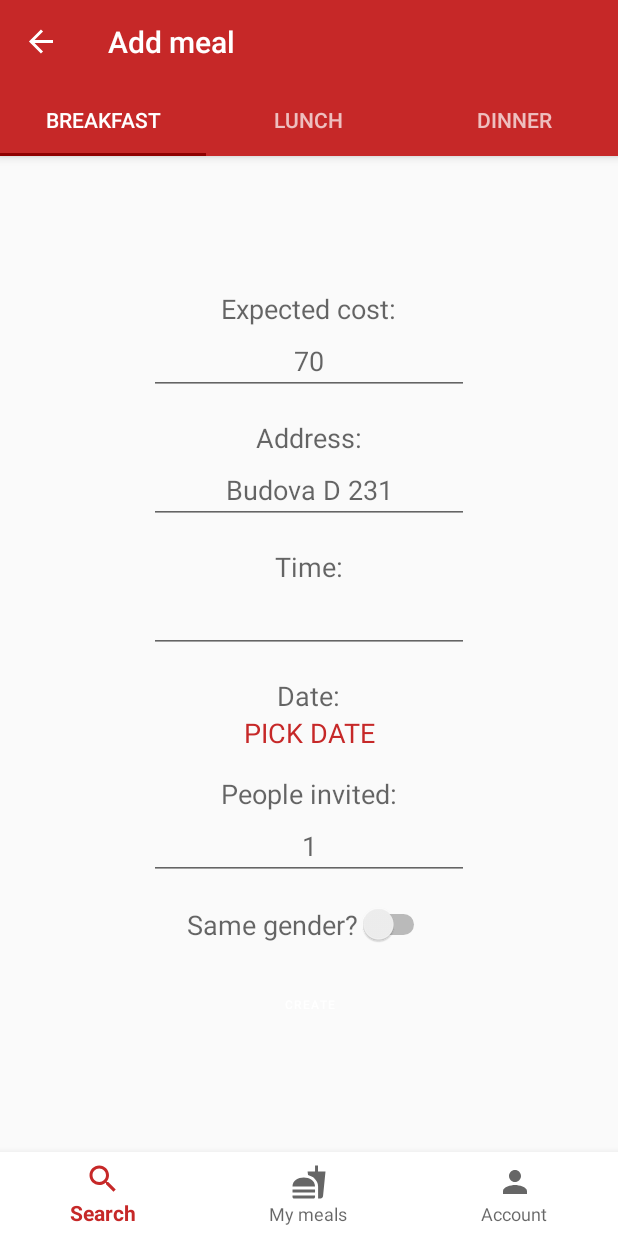
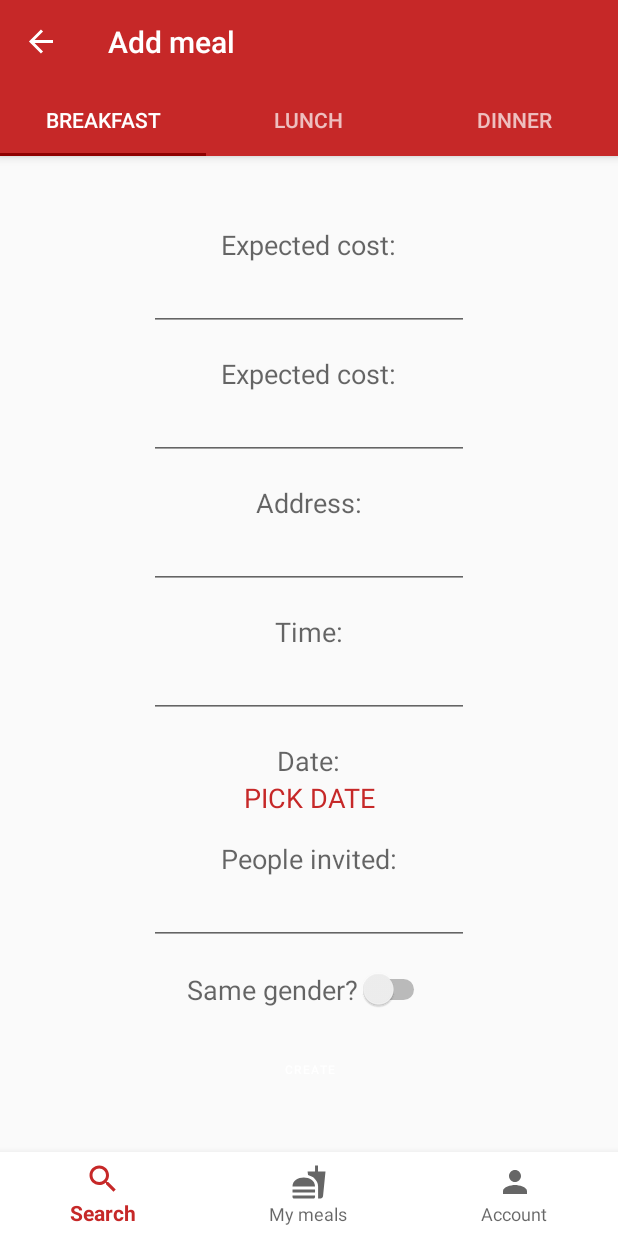
Before and after one commit to kari95/TAM, an Android app: the screen it shows after launch (MainActivity), after a tap on an icon or button, on a phone screen of 412 x 824 dp. Run offline under Robolectric (Android 15) with nearby library versions, the phone set to English and light mode, and no system bars; our stand-ins replace Firebase (no records; nobody signed in at launch, a user with empty details on screens opened directly), RxJava, data binding, navigation-ui; libraries missing offline, so code that uses them is left out: com.wdullaer.materialdatetimepicker; 1 statement that could not run was skipped.

Commit message:
TW db started

```diff
--- a/app/src/main/java/cz/vutbr/fit/meetmeal/activity/SplashActivity.kt
+++ b/app/src/main/java/cz/vutbr/fit/meetmeal/activity/SplashActivity.kt
@@ -10,10 +10,7 @@ class SplashActivity: AppCompatActivity() {
 
     super.onCreate(savedInstanceState);
 
-    // Start home activity
     startActivity(Intent(this, MainActivity::class.java))
-
-    // close splash activity
 
     finish();
   }
--- a/app/src/main/java/cz/vutbr/fit/meetmeal/fragment/AddMealFragment.kt
+++ b/app/src/main/java/cz/vutbr/fit/meetmeal/fragment/AddMealFragment.kt
@@ -1,16 +1,13 @@
 package cz.vutbr.fit.meetmeal.fragment
 
-import android.graphics.*
 import android.os.*
 import android.text.format.*
 import android.view.*
 import android.widget.*
-import androidx.appcompat.app.*
 import androidx.databinding.*
 import androidx.fragment.app.*
-import androidx.lifecycle.*
 import com.wdullaer.materialdatetimepicker.date.*
-import cz.vutbr.fit.meetmeal.R
+import cz.vutbr.fit.meetmeal.*
 import cz.vutbr.fit.meetmeal.databinding.*
 import cz.vutbr.fit.meetmeal.model.*
 import cz.vutbr.fit.meetmeal.viewmodel.*
@@ -23,11 +20,10 @@ class AddMealFragment: Fragment() {
 
   lateinit var binding: FragmentAddMealBinding
 
-  lateinit var viewModel: AddMealViewModel
+  var viewModel = AddMealViewModel()
 
   val newMeal: Meal? = null
   var mealTime = 0L
-
 
   override fun onCreateView(inflater: LayoutInflater, container: ViewGroup?,
     savedInstanceState: Bundle?): View? {
@@ -38,7 +34,6 @@ class AddMealFragment: Fragment() {
 
   override fun onActivityCreated(savedInstanceState: Bundle?) {
     super.onActivityCreated(savedInstanceState)
-    viewModel = ViewModelProviders.of(this).get(AddMealViewModel::class.java)
     binding.viewModel = viewModel
 
     addListeners()
@@ -74,6 +69,10 @@ class AddMealFragment: Fragment() {
       dialog.show(activity?.fragmentManager, MEAL_DATE)
       add_meal_date_edit_text.setTextColor(resources.getColor(R.color.colorSecondaryText))
     }
+
+    add_meal_save_button.setOnClickListener { _ ->
+      viewModel.onSaveClick()
+    }
   }
 
   private fun removeListeners() {
--- a/app/src/main/java/cz/vutbr/fit/meetmeal/model/Meal.kt
+++ b/app/src/main/java/cz/vutbr/fit/meetmeal/model/Meal.kt
@@ -12,7 +12,7 @@ class Meal(
   var user: User = User(),
   var peopleCount: Int = 0,
   var price: Int = 0,
-  var address: Address = Address()
+  var address: String = ""
 ): Parcelable {
   val formatedTime: String
     get() {
--- a/app/src/main/res/layout/fragment_add_meal.xml
+++ b/app/src/main/res/layout/fragment_add_meal.xml
@@ -4,6 +4,8 @@
   >
   <data>
     <import type="android.view.View"/>
+
+    <import type="cz.vutbr.fit.meetmeal.utils.Converter"/>
     <variable
       name="viewModel"
       type="cz.vutbr.fit.meetmeal.viewmodel.AddMealViewModel"
@@ -22,6 +24,24 @@
       >
       <TextView
         style="@style/TextAppearance.AppCompat.Medium"
+        android:layout_width="wrap_content"
+        android:layout_height="wrap_content"
+        android:layout_marginTop="@dimen/margin_normal"
+        android:layout_gravity="center"
+        android:text="@string/add_meal_cost"
+        />
+      <EditText
+        style="@style/TextAppearance.AppCompat.Medium"
+        android:id="@+id/add_meal_name_edit_text"
+        android:layout_width="wrap_content"
+        android:layout_height="wrap_content"
+        android:layout_gravity="center"
+        android:text="@={viewModel.name}"
+        android:textAlignment="center"
+        android:ems="10"
+        />
+      <TextView
+        style="@style/TextAppearance.AppCompat.Medium"
         android:id="@+id/textLoad"
         android:layout_width="wrap_content"
         android:layout_height="wrap_content"
@@ -35,7 +55,7 @@
         android:layout_width="wrap_content"
         android:layout_height="wrap_content"
         android:layout_gravity="center"
-        android:text="70"
+        android:text="@={Converter.intToString(viewModel.price != null ? viewModel.price : 0)}"
         android:inputType="numberDecimal"
         android:textAlignment="center"
         android:ems="10"
@@ -56,7 +76,7 @@
         android:layout_width="wrap_content"
         android:layout_height="wrap_content"
         android:layout_gravity="center"
-        android:text="Budova D 231"
+        android:text="@={viewModel.address}"
         android:inputType="textPersonName"
         android:textAlignment="center"
         android:ems="10"
@@ -118,7 +138,7 @@
         android:layout_width="wrap_content"
         android:layout_height="wrap_content"
         android:layout_gravity="center"
-        android:text="1"
+        android:text="@={Converter.intToString(viewModel.peopleCount)}"
         android:inputType="numberDecimal"
         android:textAlignment="center"
         android:ems="10"
@@ -136,7 +156,7 @@
 
       <Button
         style="@style/Widget.MaterialComponents.Button"
-        android:id="@+id/add"
+        android:id="@+id/add_meal_save_button"
         android:layout_width="match_parent"
         android:layout_height="wrap_content"
         android:layout_marginTop="@dimen/margin_normal"
```
Also changed, not shown: app/src/main/java/cz/vutbr/fit/meetmeal/model/Address.kt (deleted, +0 -7 lines), app/src/main/java/cz/vutbr/fit/meetmeal/utils/Converter.kt (added, +48 -0 lines), app/src/main/java/cz/vutbr/fit/meetmeal/viewmodel/AddMealViewModel.kt (+51 -3 lines), app/src/main/java/cz/vutbr/fit/meetmeal/viewmodel/MealListViewModel.kt (+0 -20 lines), app/src/main/java/cz/vutbr/fit/meetmeal/viewmodel/MyMealListViewModel.kt (+3 -6 lines), app/src/main/res/layout/fragment_meal_detail.xml (+1 -24 lines), app/src/main/res/layout/fragment_my_meal_detail.xml (+1 -24 lines), app/src/main/res/layout/item_meal.xml (+2 -20 lines).
